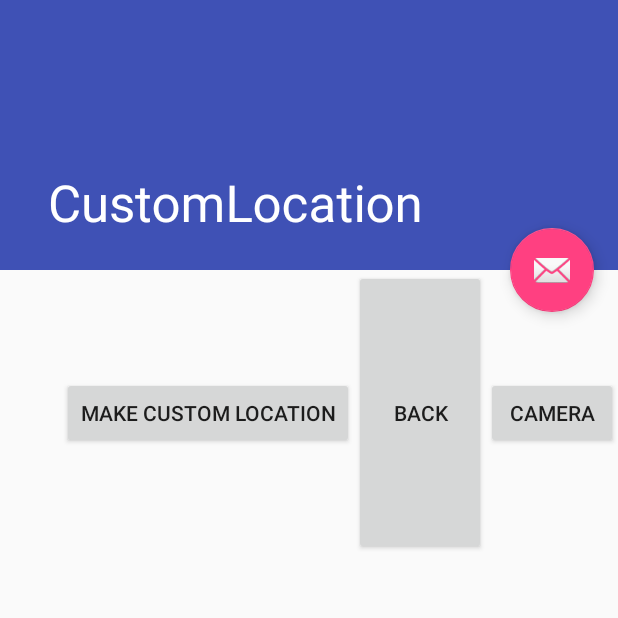
After one commit to ahidalgo95/Software-Engineering-Project, an Android app: the CustomLocation screen opened directly, with no data from a screen before it, on a phone screen of 412 x 824 dp, the top half of it. The commit adds this screen. Run offline under Robolectric (Android 15) with nearby library versions, the phone set to English and light mode, and no system bars.

Commit message:
custom location

```diff
--- /dev/null
+++ b/app/src/main/java/com/example/katevandonge/dejaphotoproject/CustomLocation.java
@@ -0,0 +1,85 @@
+package com.example.katevandonge.dejaphotoproject;
+
+import android.content.Intent;
+import android.database.Cursor;
+import android.graphics.Bitmap;
+import android.graphics.BitmapFactory;
+import android.graphics.drawable.BitmapDrawable;
+import android.graphics.drawable.Drawable;
+import android.net.Uri;
+import android.os.Bundle;
+import android.os.Environment;
+import android.provider.MediaStore;
+import android.support.design.widget.FloatingActionButton;
+import android.support.design.widget.Snackbar;
+import android.support.v7.app.AppCompatActivity;
+import android.support.v7.widget.Toolbar;
+import android.util.Log;
+import android.view.View;
+import android.widget.Button;
+import android.widget.ImageView;
+import android.support.v4.content.FileProvider;
+
+
+import java.io.File;
+
+public class CustomLocation extends AppCompatActivity {
+
+    private static final int SELECTED_PIC = 1;
+
+    int counter = 1;
+
+    @Override
+    protected void onCreate(Bundle savedInstanceState) {
+        super.onCreate(savedInstanceState);
+        setContentView(R.layout.activity_custom_location);
+        Toolbar toolbar = (Toolbar) findViewById(R.id.toolbar);
+        setSupportActionBar(toolbar);
+
+
+        Button switchScreen = (Button) findViewById(R.id.button4);
+        switchScreen.setOnClickListener(new View.OnClickListener(){
+            @Override
+            public void onClick(View view){
+                finish();
+            }
+        });
+    }
+
+    public void btnClick(View view){
+        Intent intent = new Intent(Intent.ACTION_PICK, MediaStore.Images.Thumbnails.EXTERNAL_CONTENT_URI);
+        startActivityForResult(intent, SELECTED_PIC);
+    }
+
+    public void btnClick2(View view){
+        File fileDir = new File(Environment.getExternalStorageDirectory()+File.separator+".privPhotos");
+        Uri fileUri = FileProvider.getUriForFile(getApplicationContext(), getApplicationContext().getPackageName() + ".provider", fileDir);
+        Intent intent = new Intent(Intent.ACTION_PICK, fileUri);
+        startActivityForResult(intent, SELECTED_PIC);
+    }
+    @Override
+    protected void onActivityResult(int requestCode, int resultCode, Intent data){
+        super.onActivityResult(requestCode, resultCode, data);
+        switch(requestCode){
+            case SELECTED_PIC:
+                if(resultCode == RESULT_OK){
+                    Uri uri = data.getData();
+                    String[] projection = {MediaStore.Images.Thumbnails.DATA};
+                    Cursor cursor = getContentResolver().query(uri,projection,null,null,null);
+                    cursor.moveToFirst();
+                    int columnIndex = cursor.getColumnIndex(projection[0]);
+                    String filepath=cursor.getString(columnIndex);
+                    cursor.close();
+
+                    Bitmap bitmap = BitmapFactory.decodeFile(filepath);
+                    Drawable drawable = new BitmapDrawable(bitmap);
+
+                    CopiedGallery.addPhoto(uri);
+
+                }
+                break;
+            default:
+                break;
+        }
+    }
+}
--- /dev/null
+++ b/app/src/main/res/layout/activity_custom_location.xml
@@ -0,0 +1,46 @@
+<?xml version="1.0" encoding="utf-8"?>
+<android.support.design.widget.CoordinatorLayout xmlns:android="http://schemas.android.com/apk/res/android"
+    xmlns:app="http://schemas.android.com/apk/res-auto"
+    xmlns:tools="http://schemas.android.com/tools"
+    android:layout_width="match_parent"
+    android:layout_height="match_parent"
+    android:fitsSystemWindows="true"
+    tools:context="com.example.katevandonge.dejaphotoproject.CustomLocation">
+
+    <android.support.design.widget.AppBarLayout
+        android:id="@+id/app_bar"
+        android:layout_width="match_parent"
+        android:layout_height="@dimen/app_bar_height"
+        android:fitsSystemWindows="true"
+        android:theme="@style/AppTheme.AppBarOverlay">
+
+        <android.support.design.widget.CollapsingToolbarLayout
+            android:id="@+id/toolbar_layout"
+            android:layout_width="match_parent"
+            android:layout_height="match_parent"
+            android:fitsSystemWindows="true"
+            app:contentScrim="?attr/colorPrimary"
+            app:layout_scrollFlags="scroll|exitUntilCollapsed">
+
+            <android.support.v7.widget.Toolbar
+                android:id="@+id/toolbar"
+                android:layout_width="match_parent"
+                android:layout_height="?attr/actionBarSize"
+                app:layout_collapseMode="pin"
+                app:popupTheme="@style/AppTheme.PopupOverlay" />
+
+        </android.support.design.widget.CollapsingToolbarLayout>
+    </android.support.design.widget.AppBarLayout>
+
+    <include layout="@layout/content_custom_location" />
+
+    <android.support.design.widget.FloatingActionButton
+        android:id="@+id/fab"
+        android:layout_width="wrap_content"
+        android:layout_height="wrap_content"
+        android:layout_margin="@dimen/fab_margin"
+        app:layout_anchor="@id/app_bar"
+        app:layout_anchorGravity="bottom|end"
+        app:srcCompat="@android:drawable/ic_dialog_email" />
+
+</android.support.design.widget.CoordinatorLayout>
--- /dev/null
+++ b/app/src/main/res/layout/content_custom_location.xml
@@ -0,0 +1,38 @@
+<?xml version="1.0" encoding="utf-8"?>
+<android.support.v4.widget.NestedScrollView xmlns:android="http://schemas.android.com/apk/res/android"
+    xmlns:app="http://schemas.android.com/apk/res-auto"
+    xmlns:tools="http://schemas.android.com/tools"
+    android:layout_width="match_parent"
+    android:layout_height="match_parent"
+    app:layout_behavior="@string/appbar_scrolling_view_behavior"
+    tools:context="com.example.katevandonge.dejaphotoproject.CustomLocation"
+    tools:showIn="@layout/activity_custom_location">
+
+    <GridLayout
+        android:layout_width="match_parent"
+        android:layout_height="match_parent">
+
+        <Button
+            android:id="@+id/makeCustomBtn"
+            android:layout_width="wrap_content"
+            android:layout_height="wrap_content"
+            android:text="Make Custom Location"
+            android:onClick="btnClick"
+            android:layout_row="0"
+            android:layout_column="3" />
+
+        <Button
+            android:id="@+id/button4"
+            android:layout_width="wrap_content"
+            android:layout_height="190dp"
+            android:text="back" />
+
+        <Button
+            android:id="@+id/button7"
+            android:layout_width="wrap_content"
+            android:layout_height="wrap_content"
+            android:onClick="btnClick2"
+            android:text="camera" />
+
+    </GridLayout>
+</android.support.v4.widget.NestedScrollView>
--- a/app/src/main/res/layout/content_scrolling.xml
+++ b/app/src/main/res/layout/content_scrolling.xml
@@ -39,22 +39,20 @@
                     android:id="@+id/imageView"
                     android:layout_width="84dp"
                     android:layout_height="84dp"
-                    app:srcCompat="@drawable/cast_abc_scrubber_control_to_pressed_mtrl_000"
                     android:layout_weight="0.12" />
 
                 <ImageView
                     android:id="@+id/imageView2"
                     android:layout_width="84dp"
                     android:layout_height="84dp"
-                    android:layout_weight="0.16"
-                    app:srcCompat="@drawable/cast_abc_scrubber_control_to_pressed_mtrl_000" />
+                    android:layout_weight="0.16" />
 
                 <ImageView
                     android:id="@+id/imageView3"
                     android:layout_width="84dp"
                     android:layout_height="84dp"
                     android:layout_weight="0.20"
-                    app:srcCompat="@drawable/cast_abc_scrubber_control_to_pressed_mtrl_000" />
+ />
             </LinearLayout>
 
         </LinearLayout>
--- a/app/src/main/res/values/strings.xml
+++ b/app/src/main/res/values/strings.xml
@@ -95,4 +95,5 @@
         "For example, position the FAB to one side of stream of a cards so the FAB won’t interfere "
         "when a user tries to pick up one of cards.\n\n"
     </string>
+    <string name="title_activity_custom_location">CustomLocation</string>
 </resources>
```
Also changed, not shown: app/src/main/AndroidManifest.xml (+20 -15 lines), app/src/main/java/com/example/katevandonge/dejaphotoproject/MainActivity.java (+14 -2 lines), app/src/main/res/layout/content_main.xml (+8 -0 lines), app/src/main/res/menu/menu_custom_location.xml (added, +10 -0 lines), 1 other file.
